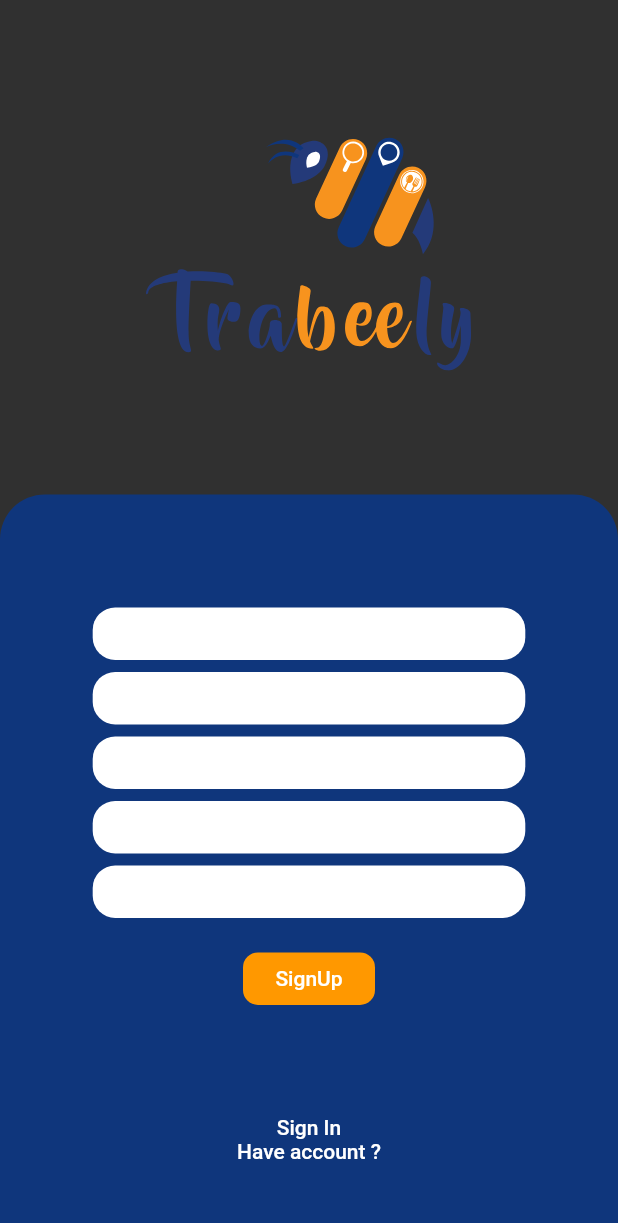
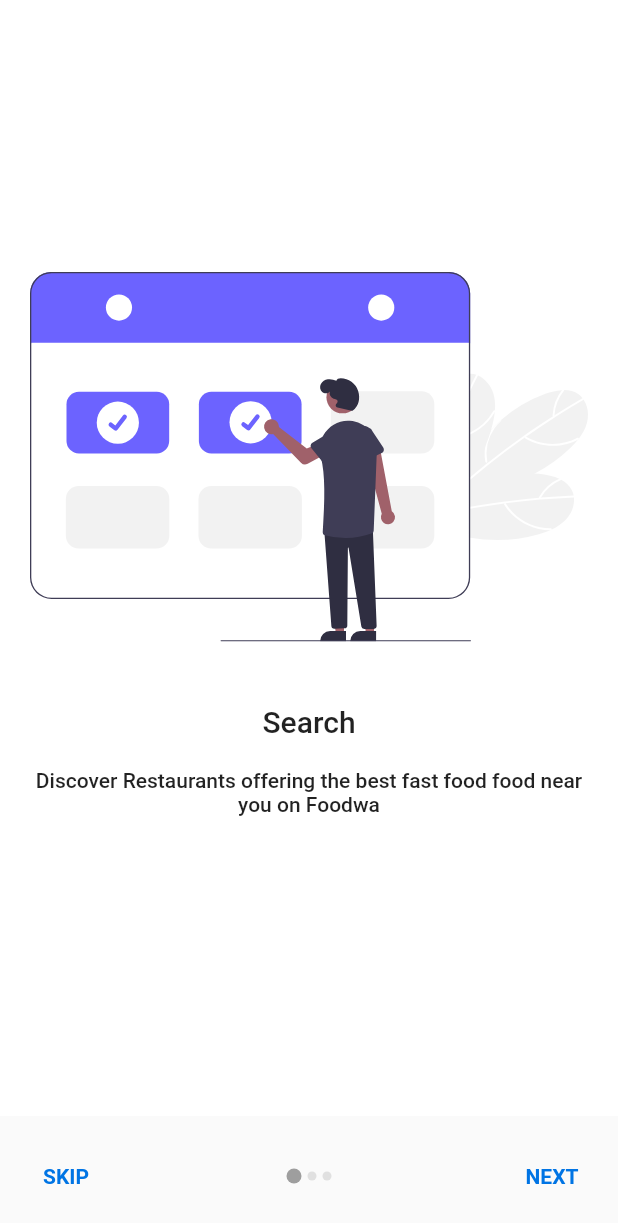
Before and after one commit to reewaz401/trabeely_app, a Flutter app: the screen it shows after launch, on a phone screen of 412 x 824 dp. Shown: the top 1223 px of the screen. Run offline on Flutter 3.47's test engine with Material 2 defaults, Android fonts, the phone set to English and light mode, and no system bars; our stand-ins replace cool_alert, date_time_picker, flutter_svg, image_picker, shared_preferences; project files that could hold a hidden picture were left out.

Commit message:
onboarding page made

```diff
--- a/lib/main.dart
+++ b/lib/main.dart
@@ -6,8 +6,7 @@ import 'package:travel/screens/Booking/bookinginfoDisplay.dart';
 import 'package:travel/screens/Booking/bookingSucess.dart';
 import 'package:travel/screens/SplashScreen/splashscreen.dart';
 import 'package:travel/screens/homePage/Category/category_screen.dart';
-import 'package:double_back_to_close/double_back_to_close.dart';
-import 'package:travel/screens/homePage/homePage_screen.dart';
+import 'package:travel/screens/Onboarding/Slider.dart';
 
 import 'package:travel/services/themeData.dart';
 import './services/authentication.dart';
@@ -63,8 +62,8 @@ class _MyAppState extends State<MyApp> {
                 //supportedLocales: [Locale('pt', 'BR')],
                 debugShowCheckedModeBanner: false,
                 title: 'Flutter Demo',
-                theme: value.darkTheme ? dark : light,
-                home: SplashScreen(),
+                theme: light,
+                home: SliderHome(),
                 // ? AuthScreen(false)
                 // : auth.isAuth
                 //     ? TabsScreen
--- /dev/null
+++ b/lib/screens/Onboarding/Slider.dart
@@ -0,0 +1,182 @@
+import 'package:flutter/material.dart';
+import 'package:travel/screens/tabsScreen/tabs_screen.dart';
+import './data.dart';
+import 'package:flutter_svg/flutter_svg.dart';
+
+class SliderHome extends StatefulWidget {
+  @override
+  _SliderHomeState createState() => _SliderHomeState();
+}
+
+class _SliderHomeState extends State<SliderHome> {
+  List<SliderModel> mySLides = new List<SliderModel>();
+  int slideIndex = 0;
+  PageController controller;
+
+  Widget _buildPageIndicator(bool isCurrentPage) {
+    return Container(
+      margin: EdgeInsets.symmetric(horizontal: 2.0),
+      height: isCurrentPage ? 10.0 : 6.0,
+      width: isCurrentPage ? 10.0 : 6.0,
+      decoration: BoxDecoration(
+        color: isCurrentPage ? Colors.grey : Colors.grey[300],
+        borderRadius: BorderRadius.circular(12),
+      ),
+    );
+  }
+
+  @override
+  void initState() {
+    // TODO: implement initState
+    super.initState();
+    mySLides = getSlides();
+    controller = new PageController();
+  }
+
+  @override
+  Widget build(BuildContext context) {
+    return Container(
+      decoration: BoxDecoration(
+          gradient: LinearGradient(
+              colors: [const Color(0xff3C8CE7), const Color(0xff00EAFF)])),
+      child: Scaffold(
+        body: Container(
+          height: MediaQuery.of(context).size.height - 100,
+          child: PageView(
+            controller: controller,
+            onPageChanged: (index) {
+              setState(() {
+                slideIndex = index;
+              });
+            },
+            children: <Widget>[
+              SlideTile(
+                imagePath: mySLides[0].getImageAssetPath(),
+                title: mySLides[0].getTitle(),
+                desc: mySLides[0].getDesc(),
+              ),
+              SlideTile(
+                imagePath: mySLides[1].getImageAssetPath(),
+                title: mySLides[1].getTitle(),
+                desc: mySLides[1].getDesc(),
+              ),
+              SlideTile(
+                imagePath: mySLides[2].getImageAssetPath(),
+                title: mySLides[2].getTitle(),
+                desc: mySLides[2].getDesc(),
+              )
+            ],
+          ),
+        ),
+        bottomSheet: slideIndex != 2
+            ? Container(
+                margin: EdgeInsets.symmetric(vertical: 16),
+                child: Row(
+                  mainAxisAlignment: MainAxisAlignment.spaceBetween,
+                  children: <Widget>[
+                    FlatButton(
+                      onPressed: () {
+                        controller.animateToPage(2,
+                            duration: Duration(milliseconds: 400),
+                            curve: Curves.linear);
+                      },
+                      splashColor: Colors.blue[50],
+                      child: Text(
+                        "SKIP",
+                        style: TextStyle(
+                            color: Color(0xFF0074E4),
+                            fontWeight: FontWeight.w600),
+                      ),
+                    ),
+                    Container(
+                      child: Row(
+                        children: [
+                          for (int i = 0; i < 3; i++)
+                            i == slideIndex
+                                ? _buildPageIndicator(true)
+                                : _buildPageIndicator(false),
+                        ],
+                      ),
+                    ),
+                    FlatButton(
+                      onPressed: () {
+                        print("this is slideIndex: $slideIndex");
+                        controller.animateToPage(slideIndex + 1,
+                            duration: Duration(milliseconds: 500),
+                            curve: Curves.linear);
+                      },
+                      splashColor: Colors.blue[50],
+                      child: Text(
+                        "NEXT",
+                        style: TextStyle(
+                            color: Color(0xFF0074E4),
+                            fontWeight: FontWeight.w600),
+                      ),
+                    ),
+                  ],
+                ),
+              )
+            : InkWell(
+                onTap: () {
+                  Navigator.pushReplacement(
+                    context,
+                    MaterialPageRoute(
+                      builder: (ctx) => TabsScreen(),
+                    ),
+                  );
+                  print("Get Started Now");
+                },
+                child: Container(
+                  height: 60,
+                  color: Colors.blue,
+                  alignment: Alignment.center,
+                  child: Text(
+                    "GET STARTED NOW",
+                    style: TextStyle(
+                        color: Colors.white, fontWeight: FontWeight.w600),
+                  ),
+                ),
+              ),
+      ),
+    );
+  }
+}
+
+class SlideTile extends StatelessWidget {
+  final String imagePath, title, desc;
+
+  SlideTile({this.imagePath, this.title, this.desc});
+
+  @override
+  Widget build(BuildContext context) {
+    return Container(
+      padding: EdgeInsets.symmetric(horizontal: 20),
+      alignment: Alignment.center,
+      child: Column(
+        mainAxisAlignment: MainAxisAlignment.center,
+        children: <Widget>[
+          SizedBox(
+            height: 250,
+            child: SvgPicture.asset(
+              imagePath,
+            ),
+          ),
+          SizedBox(
+            height: 40,
+          ),
+          Text(
+            title,
+            textAlign: TextAlign.center,
+            style: TextStyle(fontWeight: FontWeight.w500, fontSize: 20),
+          ),
+          SizedBox(
+            height: 20,
+          ),
+          Text(desc,
+              textAlign: TextAlign.center,
+              style: TextStyle(fontWeight: FontWeight.w500, fontSize: 14))
+        ],
+      ),
+    );
+  }
+}
--- /dev/null
+++ b/lib/screens/Onboarding/data.dart
@@ -0,0 +1,67 @@
+import 'package:flutter/material.dart';
+
+class SliderModel {
+  String imageAssetPath;
+  String title;
+  String desc;
+
+  SliderModel({this.imageAssetPath, this.title, this.desc});
+
+  void setImageAssetPath(String getImageAssetPath) {
+    imageAssetPath = getImageAssetPath;
+  }
+
+  void setTitle(String getTitle) {
+    title = getTitle;
+  }
+
+  void setDesc(String getDesc) {
+    desc = getDesc;
+  }
+
+  String getImageAssetPath() {
+    return imageAssetPath;
+  }
+
+  String getTitle() {
+    return title;
+  }
+
+  String getDesc() {
+    return desc;
+  }
+}
+
+List<SliderModel> getSlides() {
+  List<SliderModel> slides = new List<SliderModel>();
+  SliderModel sliderModel = new SliderModel();
+
+  //1
+  sliderModel.setDesc(
+      "Discover Restaurants offering the best fast food food near you on Foodwa");
+  sliderModel.setTitle("Search");
+  sliderModel.setImageAssetPath("assets/images/onboarding2.svg");
+  slides.add(sliderModel);
+
+  sliderModel = new SliderModel();
+
+  //2
+  sliderModel.setDesc(
+      "Our veggie plan is filled with delicious seasonal vegetables, whole grains, beautiful cheeses and vegetarian proteins");
+  sliderModel.setTitle("Order");
+  sliderModel.setImageAssetPath("assets/images/onboarding4.svg");
+  slides.add(sliderModel);
+
+  sliderModel = new SliderModel();
+
+  //3
+  sliderModel.setDesc(
+      "Food delivery or pickup from local restaurants, Explore restaurants that deliver near you.");
+  sliderModel.setTitle("Eat");
+  sliderModel.setImageAssetPath("assets/images/onboarding3.svg");
+  slides.add(sliderModel);
+
+  sliderModel = new SliderModel();
+
+  return slides;
+}
--- a/lib/screens/homePage/Category/Components/results_widget.dart
+++ b/lib/screens/homePage/Category/Components/results_widget.dart
@@ -15,16 +15,17 @@ class ResultsWidget extends StatefulWidget {
 
 class _ResultsWidgetState extends State<ResultsWidget> {
   List dataList;
-  String url = 'https://api.trabeely.com/api/packages';
-  String url1 = 'api.trabeely.com/uploads/package/itinerary/';
+  String url = 'https://api.trabeely.com/api/packages/package-tour';
+
   getData() async {
     SharedPreferences preferences = await SharedPreferences.getInstance();
     String _token = preferences.getString('autoSignIn');
+    print("THis is a tokens $_token");
     try {
       http.Response response = await http.get(
         url,
         headers: {
-          'Authorization': 'Bearer $_token',
+          'Permission': _token,
         },
       );
       var jsonResponse = jsonDecode(response.body);
--- a/lib/services/authentication.dart
+++ b/lib/services/authentication.dart
@@ -46,7 +46,7 @@ class Auth with ChangeNotifier {
       _userId = json.decode(response.body)["user"]["name"];
       if (_token != null) {
         SharedPreferences preferences = await SharedPreferences.getInstance();
-        preferences.setString('autoSignIn', _token);
+        preferences.setString('autoSignIn', '21f@do8GP3RMISI0N-D@T@');
         preferences.setString('username', _userId);
         Navigator.pushReplacement(
             context, MaterialPageRoute(builder: (ctx) => TabsScreen()));
--- a/lib/widget/signIn_widget.dart
+++ b/lib/widget/signIn_widget.dart
@@ -170,7 +170,7 @@ class _SignInWidgetState extends State<SignInWidget> {
           _formKeyLogIn.currentState.save();
 
           FocusScope.of(context).unfocus();
-          await Auth().signIn(context, 'test@gmail.com', '12345678');
+          await Auth().signIn(context, 'yaman@trabeely.com', 'trabeely@');
           setState(() {
             _isloading = false;
           });
```
Also changed, not shown: pubspec.yaml (+1 -18 lines), assets/images/onboarding1.svg (added), assets/images/onboarding2.svg (added), assets/images/onboarding3.svg (added), assets/images/onboarding4.svg (added).
